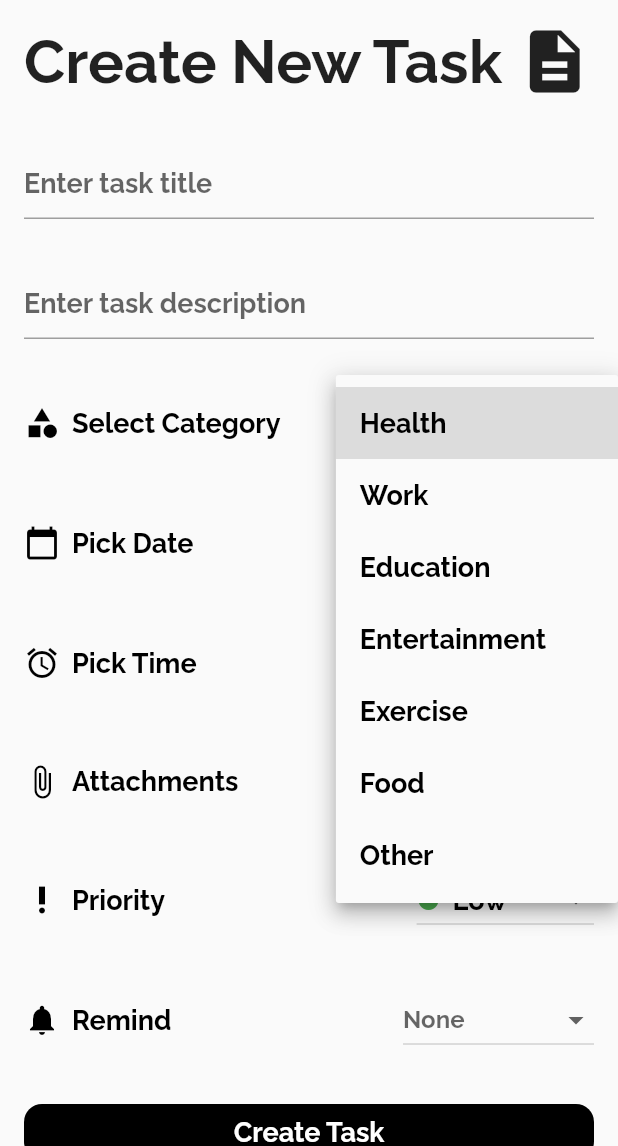
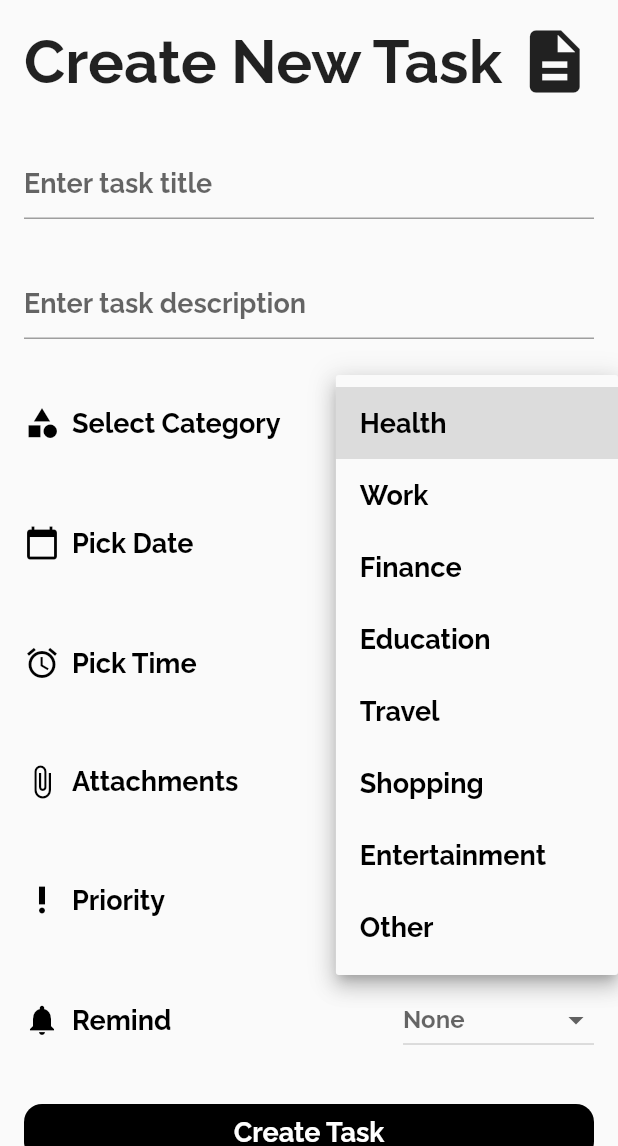
Before and after one commit to HasalaDissanayake/TaskManager-Flutter, a Flutter app: the AddTaskPage screen opened directly, after a tap on "None", on a phone screen of 412 x 824 dp, the part 90-1236 px from its top. Run offline on Flutter 3.47's test engine with Material 2 defaults, Android fonts, the phone set to English and light mode, and no system bars; our stand-ins replace accordion, animated_splash_screen, awesome_notifications, date_picker_timeline, file_picker, flutter_slidable and 4 more; missing offline and left inert: flutter_pdfview; accounts and stored records are empty.

Commit message:
Minor fix in create, task view pages

```diff
--- a/lib/screens/add_new_task.dart
+++ b/lib/screens/add_new_task.dart
@@ -190,11 +190,12 @@ class _AddTaskPageState extends State<AddTaskPage> {
                     items: <String>[
                       'Health',
                       'Work',
+                      'Finance',
                       'Education',
+                      'Travel',
+                      'Shopping',
                       'Entertainment',
-                      'Exercise',
-                      'Food',
-                      'Other'
+                      'Other',
                     ].map((String value) {
                       return DropdownMenuItem<String>(
                         value: value,
--- a/lib/screens/task_view.dart
+++ b/lib/screens/task_view.dart
@@ -235,11 +235,12 @@ class _TaskPageViewState extends State<TaskPageView> {
                     items: <String>[
                       'Health',
                       'Work',
+                      'Finance',
                       'Education',
+                      'Travel',
+                      'Shopping',
                       'Entertainment',
-                      'Exercise',
-                      'Food',
-                      'Other'
+                      'Other',
                     ].map((String value) {
                       return DropdownMenuItem<String>(
                         value: value,
```
